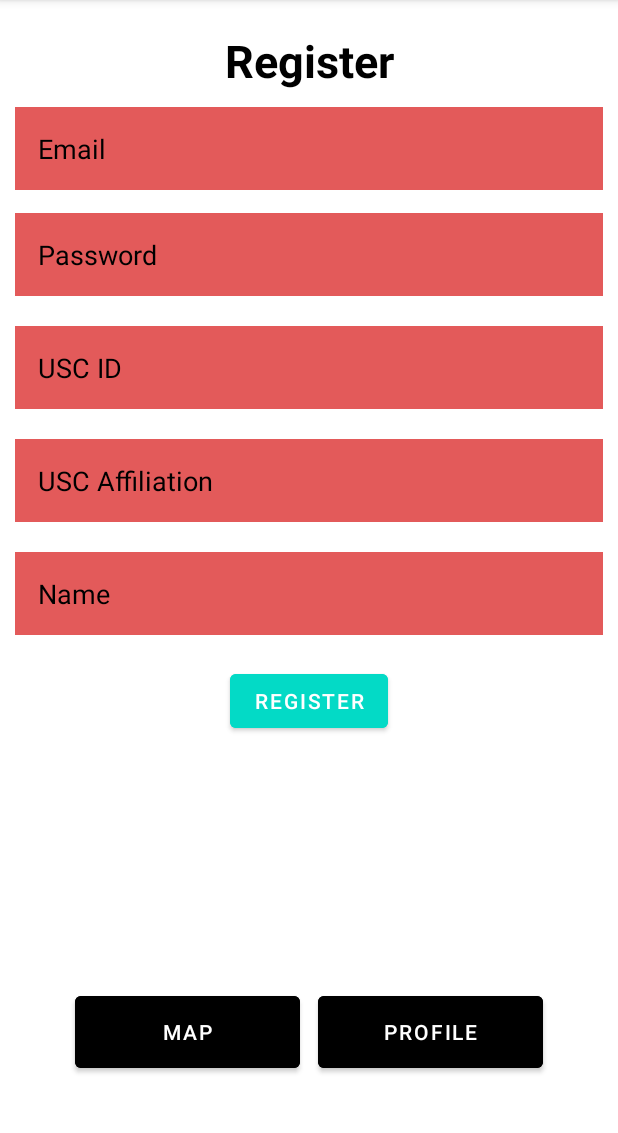
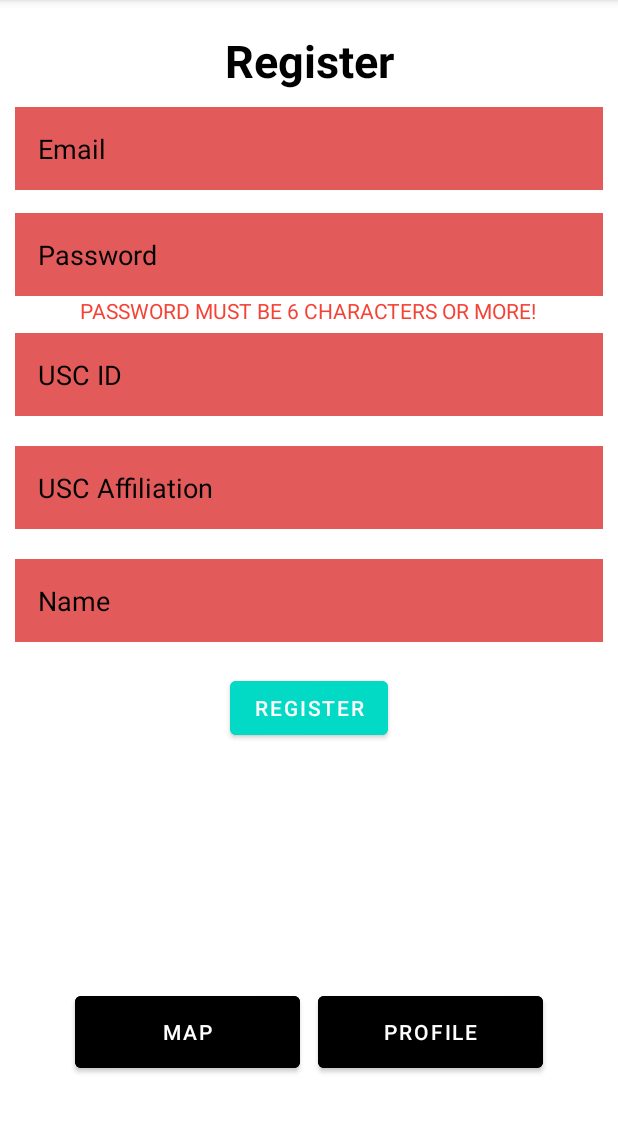
Before and after one commit to ijpark803/TakeASeat, an Android app: the fragment Register placed in its activity, on a phone screen of 412 x 824 dp, the part 84-1217 px from its top. Run offline under Robolectric (Android 15) with nearby library versions, the phone set to English and light mode, and no system bars; our stand-ins replace Firebase (no records; nobody signed in at launch, a user with empty details on screens opened directly).

```diff
--- a/app/src/main/java/com/example/takeaseat/MainActivity.java
+++ b/app/src/main/java/com/example/takeaseat/MainActivity.java
@@ -17,6 +17,8 @@ public class MainActivity extends AppCompatActivity {
     // first fragmentbtn is map button
     // second fragmentbtn is profile button
     Button firstFragmentBtn, secondFragmentBtn;
+    User currentUser = new User();
+    public boolean loggedIn = false;
 
     @Override
     protected void onCreate(Bundle savedInstanceState) {
@@ -49,13 +51,21 @@ public class MainActivity extends AppCompatActivity {
                 FragmentTransaction transaction = getSupportFragmentManager().beginTransaction();
 
                 // Check if user is logged in
-                if (FirebaseAuth.getInstance().getCurrentUser() != null) {
+                if (loggedIn) {
                     // User is logged in, show profile fragment
                     replaceFragment(new ProfileView());
                 } else {
                     // User is not logged in, show login fragment
                     replaceFragment(new Login());
                 }
+//                // Check if user is logged in
+//                if (FirebaseAuth.getInstance().getCurrentUser() != null) {
+//                    // User is logged in, show profile fragment
+//                    replaceFragment(new ProfileView());
+//                } else {
+//                    // User is not logged in, show login fragment
+//                    replaceFragment(new Login());
+//                }
 
                 transaction.commit();
 
--- a/app/src/main/java/com/example/takeaseat/User.java
+++ b/app/src/main/java/com/example/takeaseat/User.java
@@ -13,6 +13,11 @@ public class User {
     public User()
     {
         // Default Constructor required for calls to DataSnapshot.getValue(User.class)
+        email = "";
+        name = "";
+        password = "";
+        uscID = "";
+        uscAffiliation = "";
     }
 
     public User(String email, String name, String password, String uscID, String uscAffiliation) {
--- a/app/src/main/res/layout/fragment_profile_view.xml
+++ b/app/src/main/res/layout/fragment_profile_view.xml
@@ -27,7 +27,7 @@
         tools:srcCompat="@tools:sample/avatars" />
 
     <TextView
-        android:id="@+id/affiliation"
+        android:id="@+id/uscaffiliation"
         android:layout_width="131dp"
         android:layout_height="28dp"
         android:text="Affiliation"
@@ -49,7 +49,7 @@
         app:layout_constraintTop_toTopOf="parent" />
 
     <TextView
-        android:id="@+id/username"
+        android:id="@+id/uscname"
         android:layout_width="218dp"
         android:layout_height="26dp"
         android:text="Student Name"
@@ -60,7 +60,7 @@
         app:layout_constraintTop_toTopOf="@+id/guideline2" />
 
     <TextView
-        android:id="@+id/idnumber"
+        android:id="@+id/uscid"
         android:layout_width="112dp"
         android:layout_height="25dp"
         android:text="123456789"
--- a/app/src/main/res/layout/fragment_register.xml
+++ b/app/src/main/res/layout/fragment_register.xml
@@ -3,7 +3,8 @@
     xmlns:tools="http://schemas.android.com/tools"
     android:layout_width="match_parent"
     android:layout_height="match_parent"
-    tools:context=".Register">
+    tools:context=".Register"
+    android:id="@+id/registrationlayout">
 
     <TextView
         android:id="@+id/register"
@@ -35,29 +36,48 @@
         android:textColor="@color/black"
         android:textColorHint="@color/black" />
 
+
     <EditText
         android:id="@+id/password"
-        android:layout_below="@+id/email"
         android:layout_width="match_parent"
         android:layout_height="wrap_content"
-        android:layout_margin="10dp"
+        android:layout_below="@+id/email"
+        android:layout_marginStart="10dp"
+        android:layout_marginTop="10dp"
+        android:layout_marginEnd="10dp"
+        android:layout_marginBottom="0dp"
         android:background="#e35a5a"
         android:hint="Password"
         android:padding="15dp"
         android:textColor="@color/black"
-        android:textColorHint="@color/black"/>
+        android:textColorHint="@color/black" />
+
+    <TextView
+        android:id="@+id/passwordmsg"
+        android:layout_width="wrap_content"
+        android:layout_height="wrap_content"
+        android:layout_below="@+id/password"
+        android:layout_centerHorizontal="true"
+        android:text="password must be 6 characters or more!"
+        android:textAllCaps="true"
+        android:textColor="#F44336" />
 
     <EditText
         android:id="@+id/uscid"
-        android:layout_below="@+id/password"
         android:layout_width="match_parent"
         android:layout_height="wrap_content"
-        android:layout_margin="10dp"
+        android:layout_below="@+id/passwordmsg"
+        android:layout_marginStart="10dp"
+        android:layout_marginLeft="10dp"
+        android:layout_marginTop="5dp"
+        android:layout_marginEnd="10dp"
+        android:layout_marginRight="10dp"
+        android:layout_marginBottom="10dp"
         android:background="#e35a5a"
         android:hint="USC ID"
         android:padding="15dp"
         android:textColor="@color/black"
-        android:textColorHint="@color/black"/>
+        android:textColorHint="@color/black" />
 
     <EditText
         android:id="@+id/affiliation"
@@ -100,4 +120,6 @@
         android:onClick="sendData"
         android:text="REGISTER" />
 
+
+
 </RelativeLayout>
```
Also changed, not shown: app/src/main/java/com/example/takeaseat/Login.java (+51 -1 lines), app/src/main/java/com/example/takeaseat/ProfileView.java (+11 -0 lines), app/src/main/java/com/example/takeaseat/Register.java (+29 -1 lines), app/src/main/res/layout/fragment_login.xml (+13 -8 lines).
